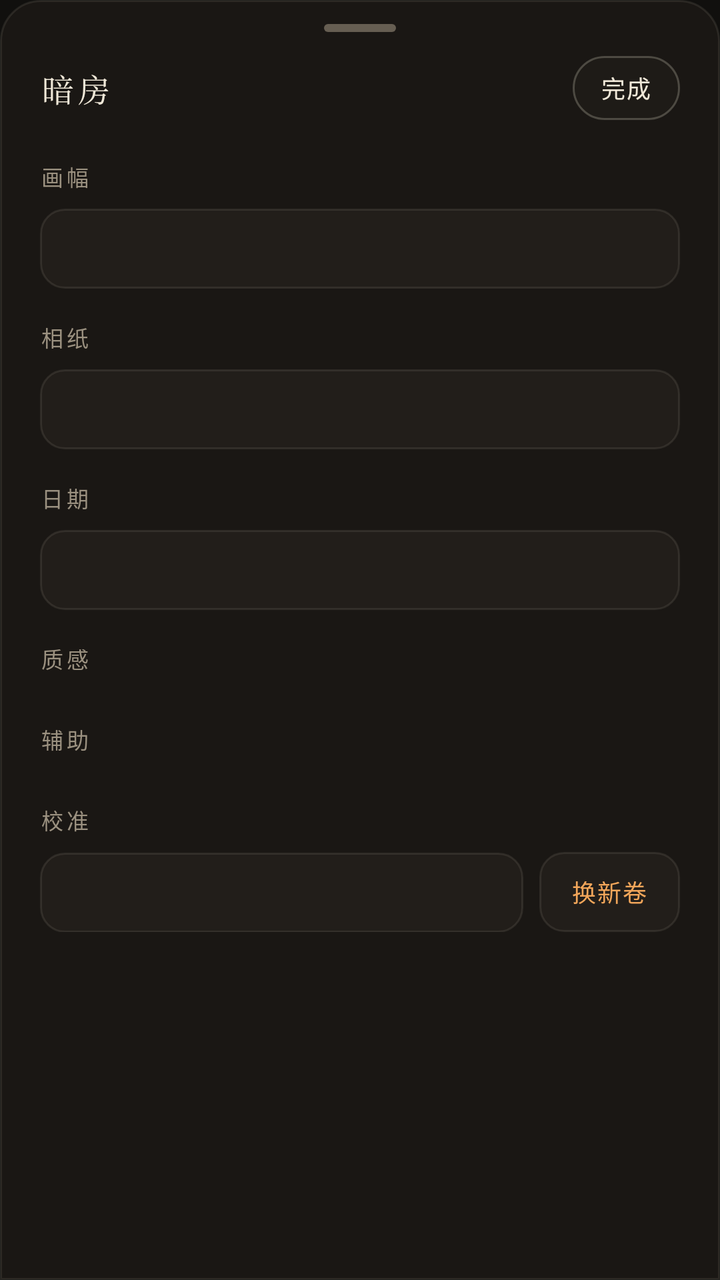
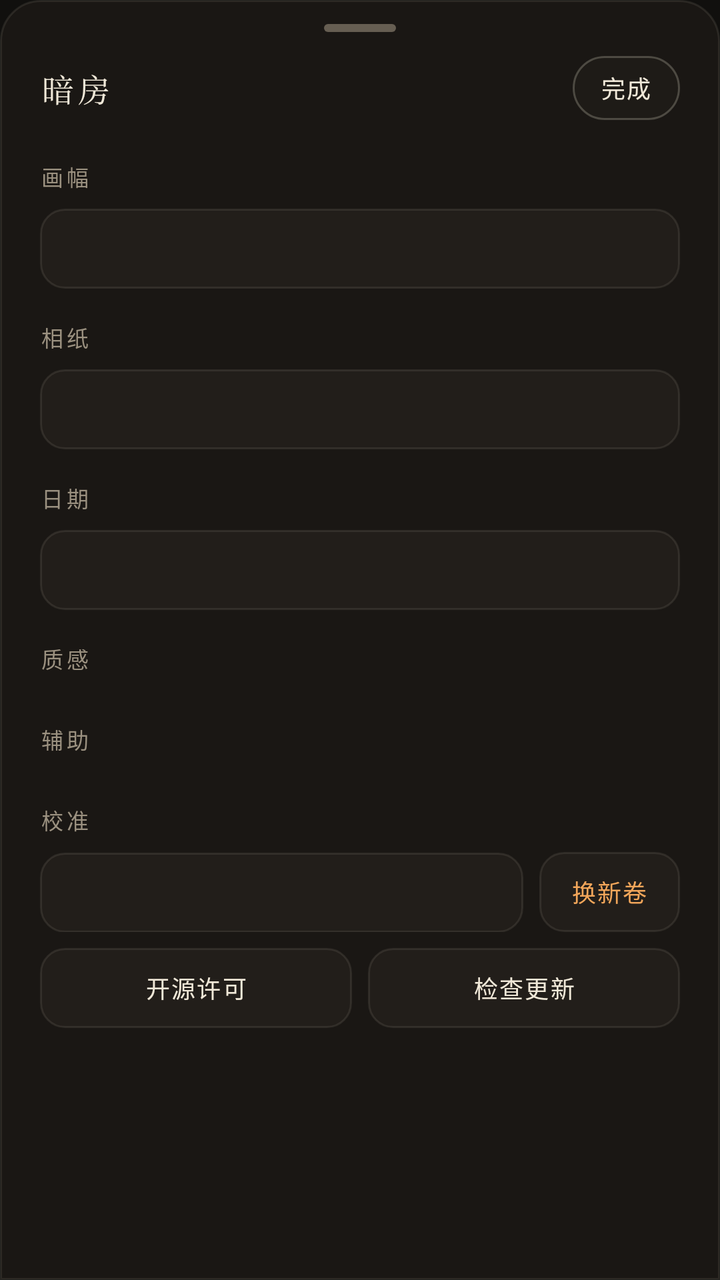

Screens rendered from an Android XML layout before and after an edit, with the pre-edit source and the edit as a unified diff.
<!-- AndroidManifest.xml: application theme AppTheme -->
<!-- res/layout/dialog_darkroom_sheet.xml -->
<?xml version="1.0" encoding="utf-8"?>
<LinearLayout xmlns:android="http://schemas.android.com/apk/res/android"
    android:layout_width="match_parent"
    android:layout_height="wrap_content"
    android:background="@drawable/bg_sheet"
    android:orientation="vertical"
    android:paddingStart="20dp"
    android:paddingTop="12dp"
    android:paddingEnd="20dp"
    android:paddingBottom="24dp">

    
    <View
        android:layout_width="36dp"
        android:layout_height="4dp"
        android:layout_gravity="center_horizontal"
        android:layout_marginBottom="12dp"
        android:background="@drawable/bg_sheet_handle" />

    
    <LinearLayout
        android:layout_width="match_parent"
        android:layout_height="wrap_content"
        android:gravity="center_vertical"
        android:orientation="horizontal">

        <TextView
            style="@style/TextTitle"
            android:layout_width="0dp"
            android:layout_height="wrap_content"
            android:layout_weight="1"
            android:text="@string/sheet_title" />

        <TextView
            android:id="@+id/sheetDoneButton"
            style="@style/TextMonoLabel"
            android:layout_width="wrap_content"
            android:layout_height="32dp"
            android:background="@drawable/bg_chip"
            android:gravity="center"
            android:paddingStart="14dp"
            android:paddingEnd="14dp"
            android:text="@string/done" />
    </LinearLayout>

    <ScrollView
        android:layout_width="match_parent"
        android:layout_height="wrap_content"
        android:layout_marginTop="4dp"
        android:scrollbars="none">

        <LinearLayout
            android:layout_width="match_parent"
            android:layout_height="wrap_content"
            android:orientation="vertical">

            <TextView
                style="@style/SheetSectionLabel"
                android:text="@string/sheet_aspect" />

            <LinearLayout
                android:id="@+id/segAspect"
                android:layout_width="match_parent"
                android:layout_height="40dp"
                android:background="@drawable/bg_segment_container"
                android:orientation="horizontal"
                android:padding="4dp" />

            <TextView
                style="@style/SheetSectionLabel"
                android:text="@string/sheet_paper" />

            <LinearLayout
                android:id="@+id/segPaper"
                android:layout_width="match_parent"
                android:layout_height="40dp"
                android:background="@drawable/bg_segment_container"
                android:orientation="horizontal"
                android:padding="4dp" />

            <TextView
                style="@style/SheetSectionLabel"
                android:text="@string/sheet_date" />

            <LinearLayout
                android:id="@+id/segDate"
                android:layout_width="match_parent"
                android:layout_height="40dp"
                android:background="@drawable/bg_segment_container"
                android:orientation="horizontal"
                android:padding="4dp" />

            <TextView
                style="@style/SheetSectionLabel"
                android:text="@string/sheet_options" />

            <LinearLayout
                android:id="@+id/toggleContainer"
                android:layout_width="match_parent"
                android:layout_height="wrap_content"
                android:background="@drawable/bg_segment_container"
                android:orientation="vertical"
                android:paddingStart="16dp"
                android:paddingEnd="16dp" />

            <TextView
                style="@style/SheetSectionLabel"
                android:text="@string/sheet_assist" />

            <LinearLayout
                android:id="@+id/assistToggleContainer"
                android:layout_width="match_parent"
                android:layout_height="wrap_content"
                android:background="@drawable/bg_segment_container"
                android:orientation="vertical"
                android:paddingStart="16dp"
                android:paddingEnd="16dp" />

            <TextView
                style="@style/SheetSectionLabel"
                android:text="@string/sheet_calibration" />

            <LinearLayout
                android:layout_width="match_parent"
                android:layout_height="wrap_content"
                android:orientation="horizontal">

                <TextView
                    android:id="@+id/sheetRotateButton"
                    style="@style/TextMonoLabel"
                    android:layout_width="0dp"
                    android:layout_height="40dp"
                    android:layout_weight="1"
                    android:background="@drawable/bg_action_button"
                    android:gravity="center" />

                <Space
                    android:layout_width="8dp"
                    android:layout_height="1dp" />

                <TextView
                    android:id="@+id/sheetNewRollButton"
                    style="@style/TextMonoLabel"
                    android:layout_width="wrap_content"
                    android:layout_height="40dp"
                    android:background="@drawable/bg_action_button"
                    android:gravity="center"
                    android:paddingStart="16dp"
                    android:paddingEnd="16dp"
                    android:text="@string/load_new_roll"
                    android:textColor="@color/amber_led" />
            </LinearLayout>
        </LinearLayout>
    </ScrollView>
</LinearLayout>
<!-- resources referenced by this layout -->
<resources>
  <color name="amber_led">#F2A65A</color>
  <!-- drawable bg_action_button (drawable) -->
  <?xml version="1.0" encoding="utf-8"?>
  <ripple xmlns:android="http://schemas.android.com/apk/res/android"
      android:color="@color/ripple_warm">
      <item>
          <shape android:shape="rectangle">
              <solid android:color="@color/film_panel" />
              <corners android:radius="12dp" />
              <stroke android:width="1dp" android:color="@color/hairline_soft" />
          </shape>
      </item>
  </ripple>
  <!-- drawable bg_chip (drawable) -->
  <?xml version="1.0" encoding="utf-8"?>
  <ripple xmlns:android="http://schemas.android.com/apk/res/android"
      android:color="@color/ripple_warm">
      <item>
          <shape android:shape="rectangle">
              <solid android:color="@color/chip_idle" />
              <corners android:radius="16dp" />
              <stroke android:width="1dp" android:color="@color/hairline_strong" />
          </shape>
      </item>
  </ripple>
  <!-- drawable bg_segment_container (drawable) -->
  <?xml version="1.0" encoding="utf-8"?>
  <shape xmlns:android="http://schemas.android.com/apk/res/android" android:shape="rectangle">
      <solid android:color="@color/film_panel" />
      <corners android:radius="12dp" />
      <stroke android:width="1dp" android:color="@color/hairline_soft" />
  </shape>
  <!-- drawable bg_sheet_handle (drawable) -->
  <?xml version="1.0" encoding="utf-8"?>
  <shape xmlns:android="http://schemas.android.com/apk/res/android" android:shape="rectangle">
      <solid android:color="@color/paper_muted" />
      <corners android:radius="2dp" />
  </shape>
  <string name="done">完成</string>
  <string name="load_new_roll">换新卷</string>
  <string name="sheet_aspect">画幅</string>
  <string name="sheet_assist">辅助</string>
  <string name="sheet_calibration">校准</string>
  <string name="sheet_date">日期</string>
  <string name="sheet_options">质感</string>
  <string name="sheet_paper">相纸</string>
  <string name="sheet_title">暗房</string>
  <style name="SheetSectionLabel" parent="TextMonoCaption">
          <item name="android:layout_width">match_parent</item>
          <item name="android:layout_height">wrap_content</item>
          <item name="android:letterSpacing">0.14</item>
          <item name="android:textColor">@color/paper_dim</item>
          <item name="android:layout_marginTop">16dp</item>
          <item name="android:layout_marginBottom">8dp</item>
      </style>
  <style name="TextMonoLabel">
          <item name="android:textColor">@color/paper</item>
          <item name="android:fontFamily">@font/jetbrains_mono_regular</item>
          <item name="android:letterSpacing">0.06</item>
          <item name="android:textSize">12sp</item>
      </style>
  <style name="TextTitle">
          <item name="android:textColor">@color/paper</item>
          <item name="android:fontFamily">serif</item>
          <item name="android:letterSpacing">0.12</item>
          <item name="android:textSize">16sp</item>
      </style>
  <style name="AppTheme" parent="AppTheme.Base" />
  <color name="ripple_warm">#2EEFE7D6</color>
  <color name="film_panel">#221E1A</color>
  <color name="hairline_soft">#18EFE7D6</color>
  <color name="chip_idle">#1E1B17</color>
  <color name="hairline_strong">#3CEFE7D6</color>
  <color name="film_dark">#1A1714</color>
  <color name="paper_muted">#665E52</color>
  <style name="TextMonoCaption">
          <item name="android:textColor">@color/paper</item>
          <item name="android:fontFamily">@font/jetbrains_mono_regular</item>
          <item name="android:letterSpacing">0.08</item>
          <item name="android:textSize">11sp</item>
      </style>
  <color name="paper_dim">#9B9180</color>
  <color name="paper">#F0E8D8</color>
  <color name="film_black">#11100E</color>
  <color name="accent">#D25A34</color>
  <!-- unchanged entries left out for length: 2 -->
</resources>

<!-- the commit's change to res/layout/dialog_darkroom_sheet.xml (unified diff, before → after) -->
@@ -150,6 +150,37 @@
                     android:text="@string/load_new_roll"
                     android:textColor="@color/amber_led" />
             </LinearLayout>
+
+            <LinearLayout
+                android:layout_width="match_parent"
+                android:layout_height="wrap_content"
+                android:layout_marginTop="8dp"
+                android:orientation="horizontal">
+
+                <TextView
+                    android:id="@+id/sheetLicensesButton"
+                    style="@style/TextMonoLabel"
+                    android:layout_width="0dp"
+                    android:layout_height="40dp"
+                    android:layout_weight="1"
+                    android:background="@drawable/bg_action_button"
+                    android:gravity="center"
+                    android:text="@string/licenses_entry" />
+
+                <Space
+                    android:layout_width="8dp"
+                    android:layout_height="1dp" />
+
+                <TextView
+                    android:id="@+id/sheetUpdateButton"
+                    style="@style/TextMonoLabel"
+                    android:layout_width="0dp"
+                    android:layout_height="40dp"
+                    android:layout_weight="1"
+                    android:background="@drawable/bg_action_button"
+                    android:gravity="center"
+                    android:text="@string/check_update" />
+            </LinearLayout>
         </LinearLayout>
     </ScrollView>
 </LinearLayout>
<!-- resource entries referenced after the edit -->
@@ -38,7 +38,9 @@
       <solid android:color="@color/paper_muted" />
       <corners android:radius="2dp" />
   </shape>
+  <string name="check_update">检查更新</string>
   <string name="done">完成</string>
+  <string name="licenses_entry">开源许可</string>
   <string name="load_new_roll">换新卷</string>
   <string name="sheet_aspect">画幅</string>
   <string name="sheet_assist">辅助</string>
